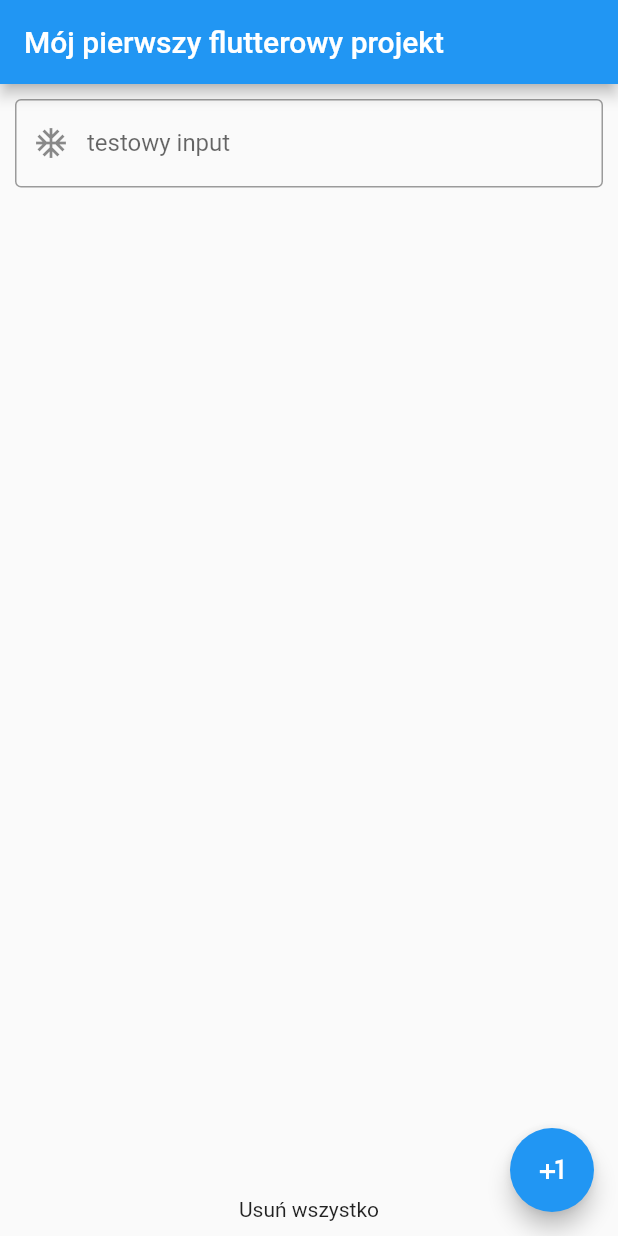
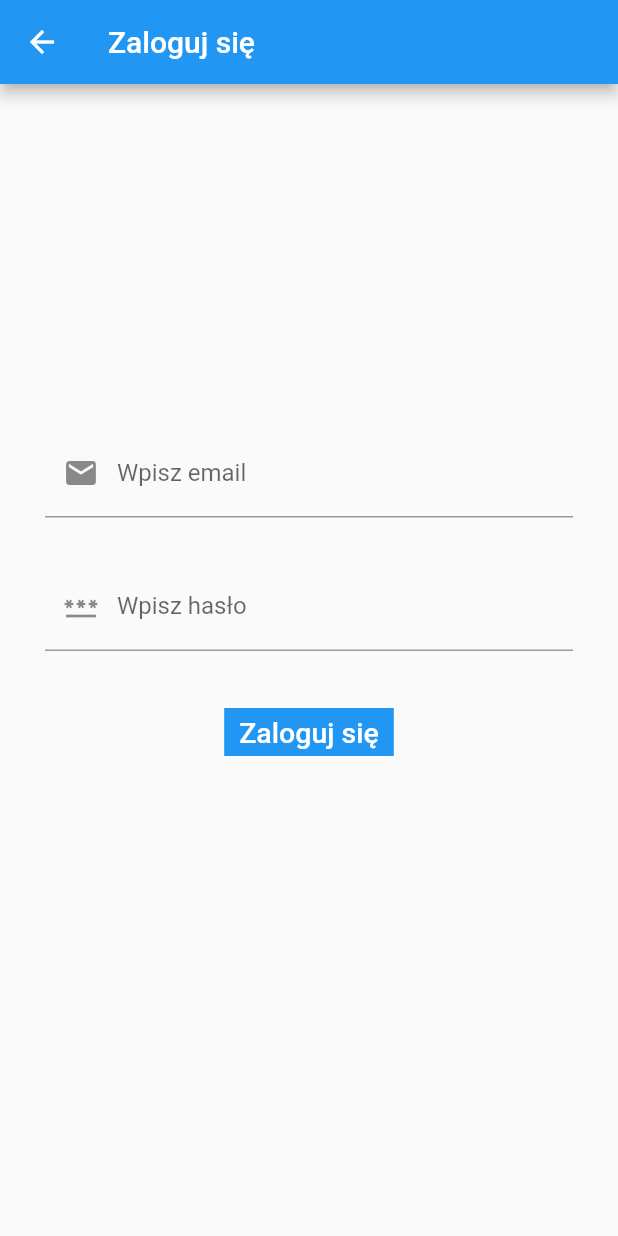
Before and after one commit to antoniSea/My-first-flutter-project, a Flutter app: the screen it shows after launch, on a phone screen of 412 x 824 dp. Run offline on Flutter 3.47's test engine with Material 2 defaults, Android fonts, the phone set to English and light mode, and no system bars; our stand-ins replace flutter_secure_storage.

Commit message:
Add login page

```diff
--- a/lib/main.dart
+++ b/lib/main.dart
@@ -1,6 +1,7 @@
 import 'package:flutter/material.dart';
 import './screens/home/home_screen.dart';
 import './screens/details/details_screen.dart';
+import './screens/login/login_screen.dart';
 
 
 void main () {
@@ -13,10 +14,11 @@ class MyApp extends StatelessWidget {
   Widget build(BuildContext context) {
     return MaterialApp(
       title: "flutter OKej",
-      initialRoute: HomeScreen.routeName,
+      initialRoute: LoginScreen.routeName,
       routes: {
         HomeScreen.routeName: (context) => HomeScreen(),
         DetailsScreen.routeName: (context) => DetailsScreen(),
+        LoginScreen.routeName: (context) => LoginScreen(),
       },
     );
   }
--- a/lib/screens/home/home_screen.dart
+++ b/lib/screens/home/home_screen.dart
@@ -1,4 +1,5 @@
 import 'package:flutter/material.dart';
+import 'package:http/http.dart';
 import 'package:flutter_application_1/screens/details/details_screen.dart';
 import 'package:flutter_secure_storage/flutter_secure_storage.dart';
 
@@ -18,6 +19,7 @@ class _HomeScreenState extends State<HomeScreen> {
 
   @override
   void initState() {
+    super.initState();
     init();
   }
 
--- /dev/null
+++ b/lib/screens/login/login_screen.dart
@@ -0,0 +1,64 @@
+// ignore_for_file: unnecessary_const
+
+import 'package:flutter/material.dart';
+
+class LoginScreen extends StatelessWidget {
+  static const routeName = "/login";
+  const LoginScreen({super.key});
+
+  @override
+  Widget build(BuildContext context) {
+    var emailInput = TextEditingController();
+    var passwordInput = TextEditingController();
+
+    void login () {
+    showDialog(
+      context: context,
+      builder: (context) => const AlertDialog(
+        title: Text("Login!"),
+      )
+    );
+    }
+
+    return Scaffold(
+      appBar: AppBar(
+        title: const Text("Zaloguj się"),
+      ),
+      body: Column(children: [
+        Padding(
+          padding: const EdgeInsets.only(left: 30.0, right: 30.0, top: 230),
+          child: TextField(
+            decoration: const InputDecoration(
+              hintText: "Email",
+              labelText: "Wpisz email",
+              prefixIcon: Icon(Icons.mail),
+            ),
+            controller: emailInput,
+          ),
+        ),
+        Padding(
+          padding: const EdgeInsets.all(30.0),
+          child: TextField(
+            decoration: const InputDecoration(
+              hintText: "Hasło",
+              labelText: "Wpisz hasło",
+              prefixIcon: Icon(Icons.password),
+            ),
+            controller: passwordInput,
+          ),
+        ),
+        TextButton(
+          onPressed: login,
+          child: Container(
+            color: Colors.blue,
+            padding: const EdgeInsets.symmetric(vertical: 5, horizontal: 10),
+            child: const Text(
+              'Zaloguj się',
+              style: TextStyle(color: Colors.white, fontSize: 19.0),
+            ),
+          ),
+        ),
+      ],)
+    );
+  }
+}
--- a/pubspec.yaml
+++ b/pubspec.yaml
@@ -37,6 +37,7 @@ dependencies:
   # Use with the CupertinoIcons class for iOS style icons.
   cupertino_icons: ^1.0.2
   flutter_secure_storage: ^6.0.0
+  http: ^0.13.5
 
 dev_dependencies:
   flutter_test:
```
Also changed, not shown: pubspec.lock.
